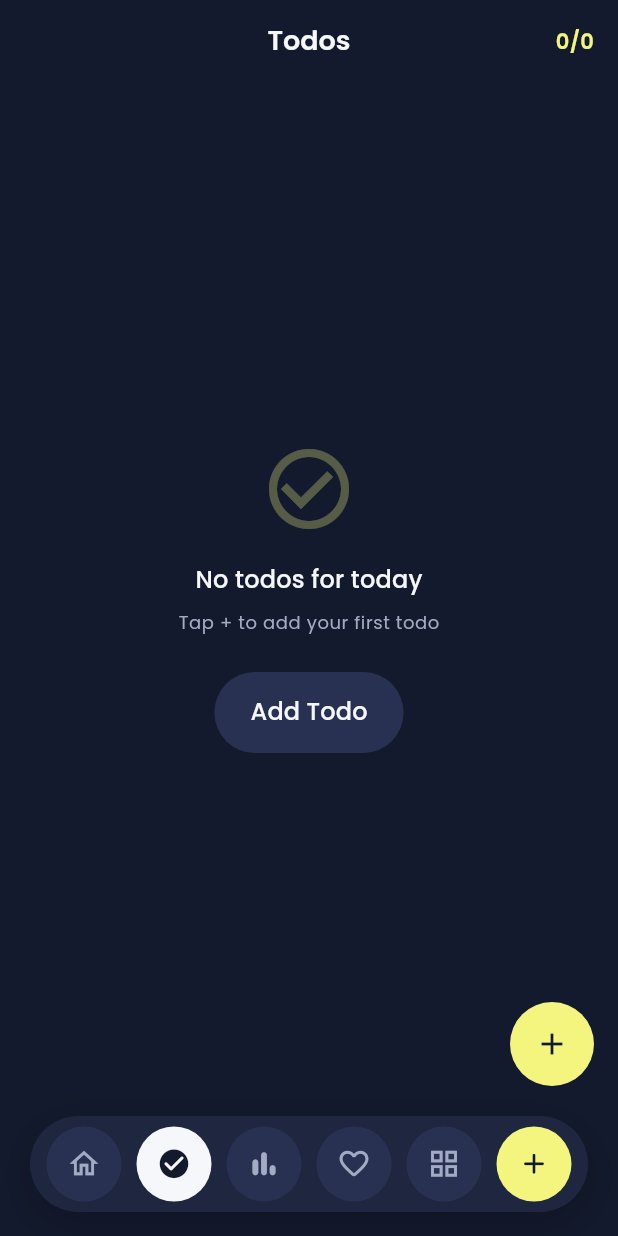
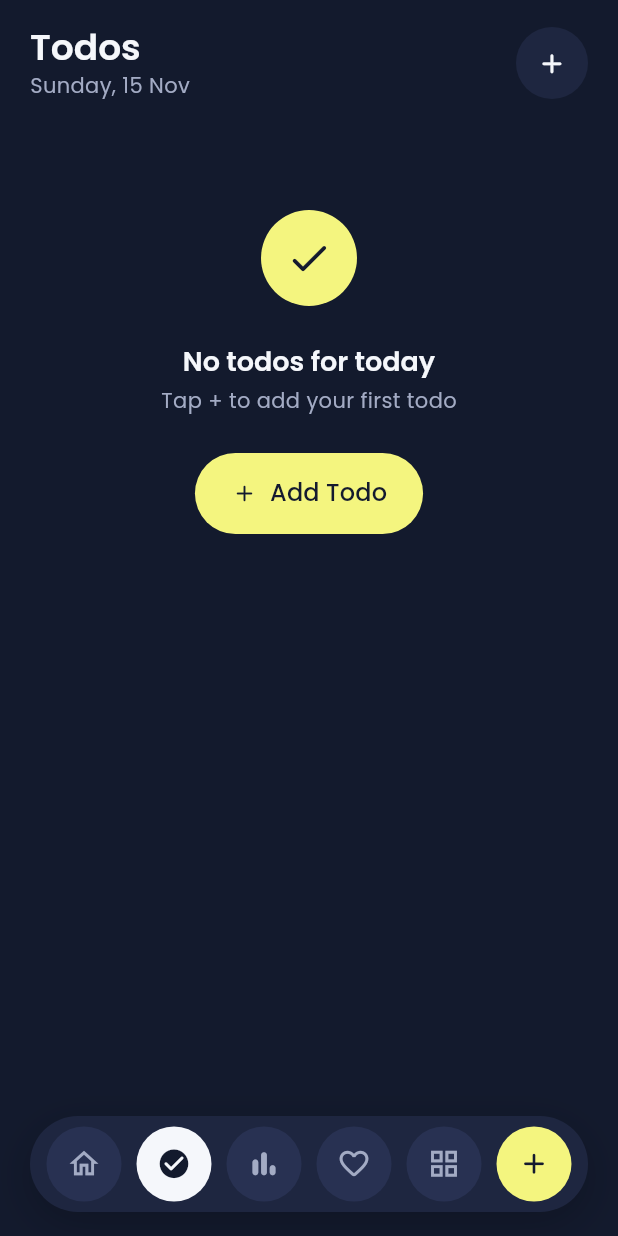
Before and after one commit to Lavanya-Indapure/Chronicle, a Flutter app: the screen it shows once a user with an empty profile is signed in, item 2 of the bottom bar chosen, on a phone screen of 412 x 824 dp. Run offline on Flutter 3.47's test engine with Material 3 defaults, Android fonts, the phone set to English and light mode, and no system bars; our stand-ins replace equatable, fl_chart, flutter_dotenv, flutter_riverpod, go_router, google_fonts and 2 more; accounts and stored records are empty.

Commit message:
feat: enhance todo features with progress tracking and UI improvements

```diff
--- a/frontend/lib/core/constants/app_spacing.dart
+++ b/frontend/lib/core/constants/app_spacing.dart
@@ -69,4 +69,8 @@ abstract final class AppSpacing {
   static const double glanceStripHeight = 156.0;
   static const double insightStripHeight = 150.0;
   static const double progressBarHeight = 8.0;
+  static const double ringSizeLg = 72.0; // Hero progress rings
+  static const double ringStrokeLg = 7.0;
+  static const double checkCircleSize = 26.0; // Todo check circles
+  static const double accentDotSize = 8.0;
 }
--- a/frontend/lib/core/constants/app_strings.dart
+++ b/frontend/lib/core/constants/app_strings.dart
@@ -145,6 +145,14 @@ abstract final class AppStrings {
   static const String deleteTodoMessage = 'Are you sure you want to delete';
   static const String cancel = 'Cancel';
   static const String delete = 'Delete';
+  static const String todayProgress = "Today's Progress";
+  static const String doneOf = 'of';
+  static const String doneSuffix = 'done';
+  static const String todosLeftSuffix = 'left — keep going!';
+  static const String todoLeftSuffix = 'left — almost there!';
+  static const String allDoneToday = 'All done for today 🎉';
+  static const String nothingStarted = "Let's get started";
+  static const String deleteTodoAllInstances = 'This removes it and all its repeats.';
 
   // ── More Sub-features ──
   static const String profile = 'Profile';
--- a/frontend/lib/core/utils/formatters.dart
+++ b/frontend/lib/core/utils/formatters.dart
@@ -33,6 +33,9 @@ abstract final class AppFormatters {
   /// 15 Nov
   static String dayMonth(DateTime date) => DateFormat('d MMM').format(date);
 
+  /// Saturday, 15 Nov
+  static String weekdayDayMonth(DateTime date) => DateFormat('EEEE, d MMM').format(date);
+
   /// 7h 20m
   static String duration(Duration d) => '${d.inHours}h ${d.inMinutes.remainder(60)}m';
 }
--- a/frontend/lib/features/todos/domain/models/todo_instance.dart
+++ b/frontend/lib/features/todos/domain/models/todo_instance.dart
@@ -45,6 +45,22 @@ class TodoInstance {
     );
   }
 
+  /// Copy with a new completion state (used for optimistic UI updates).
+  TodoInstance withCompleted(bool completed) => TodoInstance(
+        id: id,
+        templateId: templateId,
+        userId: userId,
+        title: title,
+        description: description,
+        scheduledDate: scheduledDate,
+        isCompleted: completed,
+        completedAt: completed ? DateTime.now() : null,
+        isCarriedForward: isCarriedForward,
+        carriedFromDate: carriedFromDate,
+        createdAt: createdAt,
+        updatedAt: updatedAt,
+      );
+
   Map<String, dynamic> toInsertJson() => {
         if (templateId != null) 'template_id': templateId,
         'user_id': userId,
--- a/frontend/lib/features/todos/presentation/screens/todos_screen.dart
+++ b/frontend/lib/features/todos/presentation/screens/todos_screen.dart
@@ -2,193 +2,164 @@ import 'package:flutter/material.dart';
 import 'package:flutter_riverpod/flutter_riverpod.dart';
 import 'package:chronicle/core/constants/app_spacing.dart';
 import 'package:chronicle/core/constants/app_strings.dart';
+import 'package:chronicle/core/utils/formatters.dart';
+import 'package:chronicle/core/widgets/circle_icon_button.dart';
+import 'package:chronicle/core/widgets/icon_badge.dart';
+import 'package:chronicle/features/todos/domain/models/todo_instance.dart';
 import 'package:chronicle/features/todos/domain/models/todo_template.dart';
 import 'package:chronicle/features/todos/presentation/controllers/todo_controller.dart';
-import 'package:chronicle/features/todos/presentation/widgets/todo_group_header.dart';
-import 'package:chronicle/features/todos/presentation/widgets/todo_item_tile.dart';
+import 'package:chronicle/features/todos/presentation/widgets/edit_todo_sheet.dart';
+import 'package:chronicle/features/todos/presentation/widgets/todo_group_section.dart';
+import 'package:chronicle/features/todos/presentation/widgets/todo_progress_card.dart';
 import 'package:chronicle/features/todos/presentation/widgets/todo_sheets.dart';
-import 'package:chronicle/features/todos/presentation/widgets/edit_todo_sheet.dart';
 
 class TodosScreen extends ConsumerWidget {
   const TodosScreen({super.key});
 
+  /// Display order of the recurrence groups.
+  static const _groupOrder = [
+    RecurrenceType.daily,
+    RecurrenceType.weekly,
+    RecurrenceType.monthly,
+    RecurrenceType.none,
+  ];
+
   @override
   Widget build(BuildContext context, WidgetRef ref) {
     final state = ref.watch(todoControllerProvider);
-    final theme = Theme.of(context);
+    final controller = ref.read(todoControllerProvider.notifier);
 
-    // Show error snackbar
     ref.listen(todoControllerProvider, (prev, next) {
       if (next.errorMessage != null && prev?.errorMessage != next.errorMessage) {
-        ScaffoldMessenger.of(context).showSnackBar(
-          SnackBar(content: Text(next.errorMessage!)),
-        );
+        ScaffoldMessenger.of(context).showSnackBar(SnackBar(content: Text(next.errorMessage!)));
       }
     });
 
+    TodoTemplate? templateOf(TodoInstance i) => state.templates.where((t) => t.id == i.templateId).firstOrNull;
+
+    final groups = [
+      for (final type in _groupOrder)
+        if (state.groupedTodos[type]?.isNotEmpty ?? false) (type, state.groupedTodos[type]!),
+    ];
+
     return Scaffold(
-      appBar: AppBar(
-        title: const Text(AppStrings.todosLabel),
-        actions: [
-          if (!state.isLoading)
-            Padding(
-              padding: const EdgeInsets.only(right: AppSpacing.md),
-              child: Center(
-                child: Text(
-                  '${state.completedCount}/${state.totalCount}',
-                  style: theme.textTheme.bodyMedium?.copyWith(
-                    color: theme.colorScheme.primary,
-                    fontWeight: FontWeight.w600,
-                  ),
-                ),
-              ),
-            ),
-        ],
-      ),
-      body: state.isLoading
-          ? const Center(child: CircularProgressIndicator())
-          : state.allTodos.isEmpty
-              ? _EmptyState(onAdd: () => _showAddSheet(context, ref))
-              : RefreshIndicator(
-                  onRefresh: () => ref.read(todoControllerProvider.notifier).loadTodayTodos(),
-                  child: ListView.builder(
-                    padding: AppSpacing.paddingScreen,
-                    itemCount: _calculateItemCount(state),
-                    itemBuilder: (context, index) {
-                      return _buildItem(context, ref, state, index);
+      body: SafeArea(
+        bottom: false,
+        child: RefreshIndicator(
+          onRefresh: () => controller.loadTodayTodos(silent: true),
+          child: ListView(
+            padding: const EdgeInsets.symmetric(horizontal: AppSpacing.gutter, vertical: AppSpacing.md),
+            children: [
+              _Header(onAdd: () => showAddTodoSheet(context, ref)),
+              AppSpacing.gapLg,
+              if (state.isLoading && state.allTodos.isEmpty)
+                const Padding(
+                  padding: EdgeInsets.only(top: AppSpacing.xxxl),
+                  child: Center(child: CircularProgressIndicator()),
+                )
+              else if (state.allTodos.isEmpty)
+                _EmptyState(onAdd: () => showAddTodoSheet(context, ref))
+              else ...[
+                TodoProgressCard(completed: state.completedCount, total: state.totalCount),
+                for (final (type, items) in groups) ...[
+                  AppSpacing.gapLg,
+                  TodoGroupSection(
+                    type: type,
+                    items: items,
+                    onToggle: (i) => controller.toggleComplete(i.id, !i.isCompleted),
+                    onEdit: (i) {
+                      final template = templateOf(i);
+                      if (template != null) _showEditSheet(context, ref, template);
+                    },
+                    onDelete: (i) {
+                      if (i.templateId != null) controller.deleteTodo(i.templateId!);
                     },
                   ),
-                ),
-      floatingActionButton: FloatingActionButton(
-        onPressed: () => _showAddSheet(context, ref),
-        child: const Icon(Icons.add),
+                ],
+                AppSpacing.gapLg,
+              ],
+            ],
+          ),
+        ),
       ),
     );
-  }
-
-  int _calculateItemCount(TodoState state) {
-    int count = 0;
-    // Display order: daily → weekly → monthly → none
-    for (final type in [RecurrenceType.daily, RecurrenceType.weekly, RecurrenceType.monthly, RecurrenceType.none]) {
-      final items = state.groupedTodos[type];
-      if (items != null && items.isNotEmpty) {
-        count += 1 + items.length; // header + items
-      }
-    }
-    return count;
-  }
-
-  Widget _buildItem(BuildContext context, WidgetRef ref, TodoState state, int index) {
-    int current = 0;
-    for (final type in [RecurrenceType.daily, RecurrenceType.weekly, RecurrenceType.monthly, RecurrenceType.none]) {
-      final items = state.groupedTodos[type];
-      if (items == null || items.isEmpty) continue;
-
-      if (index == current) {
-        return TodoGroupHeader(type: type, count: items.length);
-      }
-      current++;
-
-      if (index < current + items.length) {
-        final instance = items[index - current];
-        final template = state.templates.where((t) => t.id == instance.templateId).firstOrNull;
-
-        return TodoItemTile(
-          instance: instance,
-          onToggle: () => ref
-              .read(todoControllerProvider.notifier)
-              .toggleComplete(instance.id, !instance.isCompleted),
-          onEdit: () {
-            if (template != null) {
-              _showEditSheet(context, ref, template);
-            }
-          },
-          onDelete: () {
-            if (template != null) {
-              _showDeleteDialog(context, ref, template);
-            }
-          },
-        );
-      }
-      current += items.length;
-    }
-    return const SizedBox.shrink();
-  }
-
-  void _showAddSheet(BuildContext context, WidgetRef ref) {
-    showAddTodoSheet(context, ref);
   }
 
   void _showEditSheet(BuildContext context, WidgetRef ref, TodoTemplate template) {
     showModalBottomSheet(
       context: context,
       isScrollControlled: true,
-      shape: const RoundedRectangleBorder(
-        borderRadius: BorderRadius.vertical(top: Radius.circular(AppSpacing.radiusLg)),
-      ),
       builder: (ctx) => EditTodoSheet(
         currentTitle: template.title,
         currentDescription: template.description,
         currentType: template.recurrenceType,
-        onSubmit: (title, description, type) =>
-            ref.read(todoControllerProvider.notifier).editTodo(
-                  templateId: template.id,
-                  title: title,
-                  description: description,
-                  recurrenceType: type,
-                ),
+        onSubmit: (title, description, type) => ref.read(todoControllerProvider.notifier).editTodo(
+              templateId: template.id,
+              title: title,
+              description: description,
+              recurrenceType: type,
+            ),
       ),
     );
   }
+}
 
-  void _showDeleteDialog(BuildContext context, WidgetRef ref, TodoTemplate template) {
-    showDialog(
-      context: context,
-      builder: (ctx) => AlertDialog(
-        title: const Text('Delete Todo'),
-        content: Text('Are you sure you want to delete "${template.title}"? This will remove all instances of this todo.'),
-        actions: [
-          TextButton(
-            onPressed: () => Navigator.pop(ctx),
-            child: const Text('Cancel'),
+class _Header extends StatelessWidget {
+  final VoidCallback onAdd;
+
+  const _Header({required this.onAdd});
+
+  @override
+  Widget build(BuildContext context) {
+    final theme = Theme.of(context);
+    return Row(
+      children: [
+        Expanded(
+          child: Column(
+            crossAxisAlignment: CrossAxisAlignment.start,
+            children: [
+              Text(AppStrings.todosLabel, style: theme.textTheme.headlineMedium),
+              Text(AppFormatters.weekdayDayMonth(DateTime.now()), style: theme.textTheme.bodyMedium),
+            ],
           ),
-          TextButton(
-            onPressed: () {
-              ref.read(todoControllerProvider.notifier).deleteTodo(template.id);
-              Navigator.pop(ctx);
-            },
-            style: TextButton.styleFrom(foregroundColor: Theme.of(context).colorScheme.error),
-            child: const Text('Delete'),
+        ),
+        CircleIconButton(icon: Icons.add_rounded, tooltip: AppStrings.addTodo, onPressed: onAdd),
+      ],
+    );
+  }
+}
+
+class _EmptyState extends StatelessWidget {
+  final VoidCallback onAdd;
+
+  const _EmptyState({required this.onAdd});
+
+  @override
+  Widget build(BuildContext context) {
+    final theme = Theme.of(context);
+    return Padding(
+      padding: const EdgeInsets.only(top: AppSpacing.xxl),
+      child: Column(
+        children: [
+          IconBadge(
+            icon: Icons.check_rounded,
+            color: theme.colorScheme.primaryContainer,
+            onColor: theme.colorScheme.onPrimaryContainer,
+            filled: true,
+            size: AppSpacing.xxxl,
+          ),
+          AppSpacing.gapLg,
+          Text(AppStrings.noTodosYet, style: theme.textTheme.titleLarge),
+          AppSpacing.gapXs,
+          Text(AppStrings.addFirstTodo, style: theme.textTheme.bodyMedium),
+          AppSpacing.gapLg,
+          FilledButton.icon(
+            onPressed: onAdd,
+            icon: const Icon(Icons.add_rounded),
+            label: const Text(AppStrings.addTodo),
           ),
         ],
       ),
     );
   }
 }
-
-class _EmptyState extends StatelessWidget {
-  final VoidCallback onAdd;
-  const _EmptyState({required this.onAdd});
-
-  @override
-  Widget build(BuildContext context) {
-    final theme = Theme.of(context);
-    return Center(
-      child: Column(
-        mainAxisAlignment: MainAxisAlignment.center,
-        children: [
-          Icon(Icons.check_circle_outline, size: 64, color: theme.colorScheme.primary.withValues(alpha: 0.3)),
-          AppSpacing.gapMd,
-          Text(AppStrings.noTodosYet, style: theme.textTheme.titleMedium),
-          AppSpacing.gapSm,
-          Text(AppStrings.addFirstTodo, style: theme.textTheme.bodySmall),
-          AppSpacing.gapLg,
-          FilledButton.tonal(
-            onPressed: onAdd,
-            child: const Text(AppStrings.addTodo),
-          ),
-        ],
-      ),
-    );
-  }
-}
```
Also changed, not shown: frontend/lib/core/widgets/percent_ring.dart (+6 -2 lines), frontend/lib/features/todos/presentation/controllers/todo_controller.dart (+35 -9 lines), frontend/lib/features/todos/presentation/widgets/todo_group_header.dart (+27 -27 lines), frontend/lib/features/todos/presentation/widgets/todo_group_section.dart (added, +72 -0 lines), frontend/lib/features/todos/presentation/widgets/todo_item_tile.dart (+109 -69 lines), frontend/lib/features/todos/presentation/widgets/todo_progress_card.dart (added, +69 -0 lines), 1 other file.
